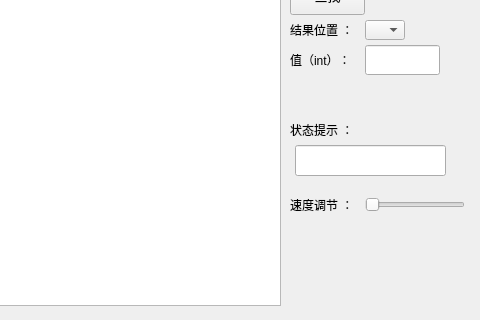
This is linklist.ui in bkqkdksdr/QT as Qt 5 draws it before an edit; both pictures show x 520 to 1000 and y 405 to 725 of the 1000 by 725 pixel window. The edited form follows.
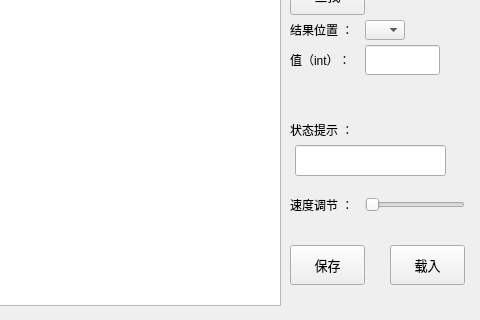
This is the edited form.

Commit message: 最后增加保存、提取 再也不改！

Diff of the .ui file:
```diff
--- a/linklist.ui
+++ b/linklist.ui
@@ -479,6 +479,56 @@
     </rect>
    </property>
   </widget>
+  <widget class="QPushButton" name="saveButton">
+   <property name="geometry">
+    <rect>
+     <x>810</x>
+     <y>650</y>
+     <width>75</width>
+     <height>40</height>
+    </rect>
+   </property>
+   <property name="minimumSize">
+    <size>
+     <width>0</width>
+     <height>20</height>
+    </size>
+   </property>
+   <property name="font">
+    <font>
+     <family>Consolas</family>
+     <pointsize>10</pointsize>
+    </font>
+   </property>
+   <property name="text">
+    <string>保存</string>
+   </property>
+  </widget>
+  <widget class="QPushButton" name="loadButton">
+   <property name="geometry">
+    <rect>
+     <x>910</x>
+     <y>650</y>
+     <width>75</width>
+     <height>40</height>
+    </rect>
+   </property>
+   <property name="minimumSize">
+    <size>
+     <width>0</width>
+     <height>20</height>
+    </size>
+   </property>
+   <property name="font">
+    <font>
+     <family>Consolas</family>
+     <pointsize>10</pointsize>
+    </font>
+   </property>
+   <property name="text">
+    <string>载入</string>
+   </property>
+  </widget>
  </widget>
  <resources/>
  <connections/>
```
The commit also changes 24 other files.
